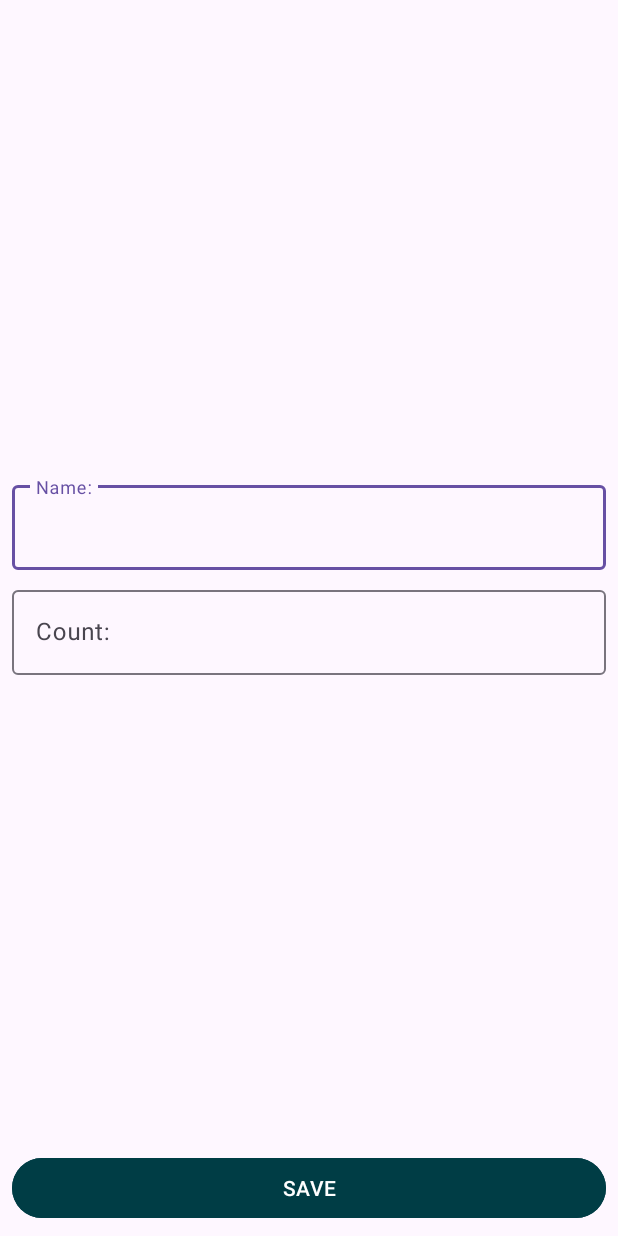
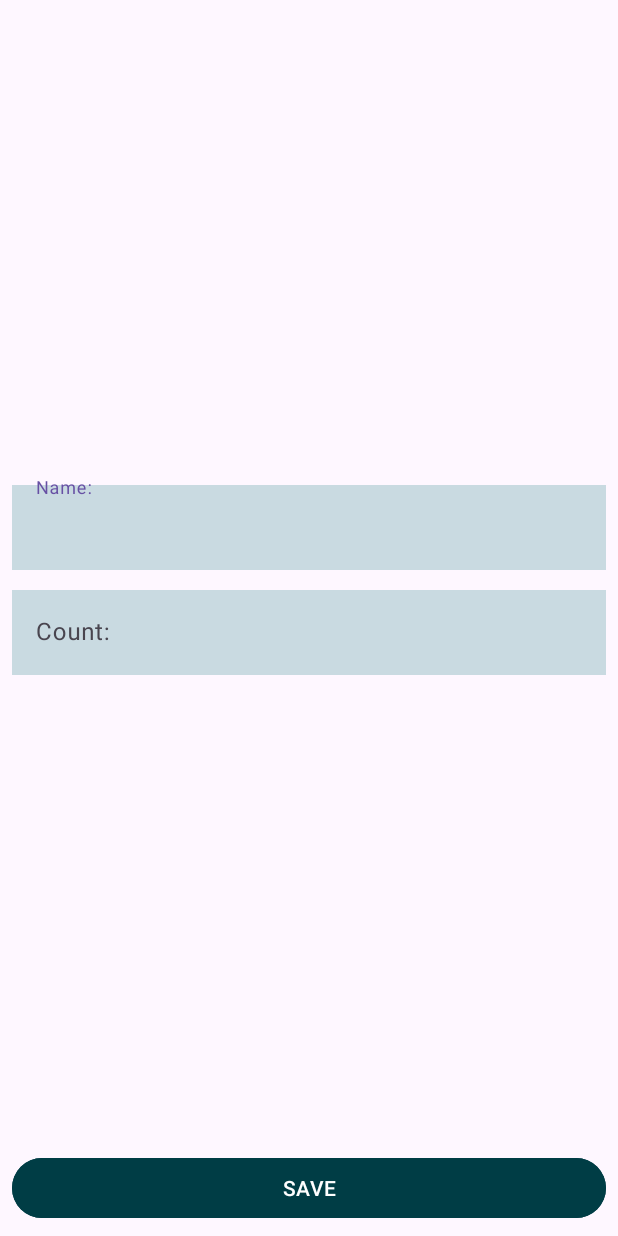
Before and after one commit to darklittlefinch/shopping-list, an Android app: the ShopItemFragment screen opened directly, with no data from a screen before it, on a phone screen of 412 x 824 dp. Run offline under Robolectric (Android 15) with nearby library versions, the phone set to English and light mode, and no system bars.

Commit message:
style: add background color to fields

```diff
--- a/app/src/main/res/layout/fragment_shop_item.xml
+++ b/app/src/main/res/layout/fragment_shop_item.xml
@@ -23,8 +23,10 @@
             android:id="@+id/etName"
             android:layout_width="match_parent"
             android:layout_height="wrap_content"
+            android:background="@color/blue_deactivated"
             android:hint="@string/name"
-            android:inputType="textCapWords" />
+            android:inputType="textCapWords"
+            android:textColor="@color/dark_blue" />
 
     </com.google.android.material.textfield.TextInputLayout>
 
@@ -44,8 +46,10 @@
             android:id="@+id/etCount"
             android:layout_width="match_parent"
             android:layout_height="wrap_content"
+            android:background="@color/blue_deactivated"
             android:hint="@string/count"
-            android:inputType="number" />
+            android:inputType="number"
+            android:textColor="@color/dark_blue" />
 
     </com.google.android.material.textfield.TextInputLayout>
 
```
